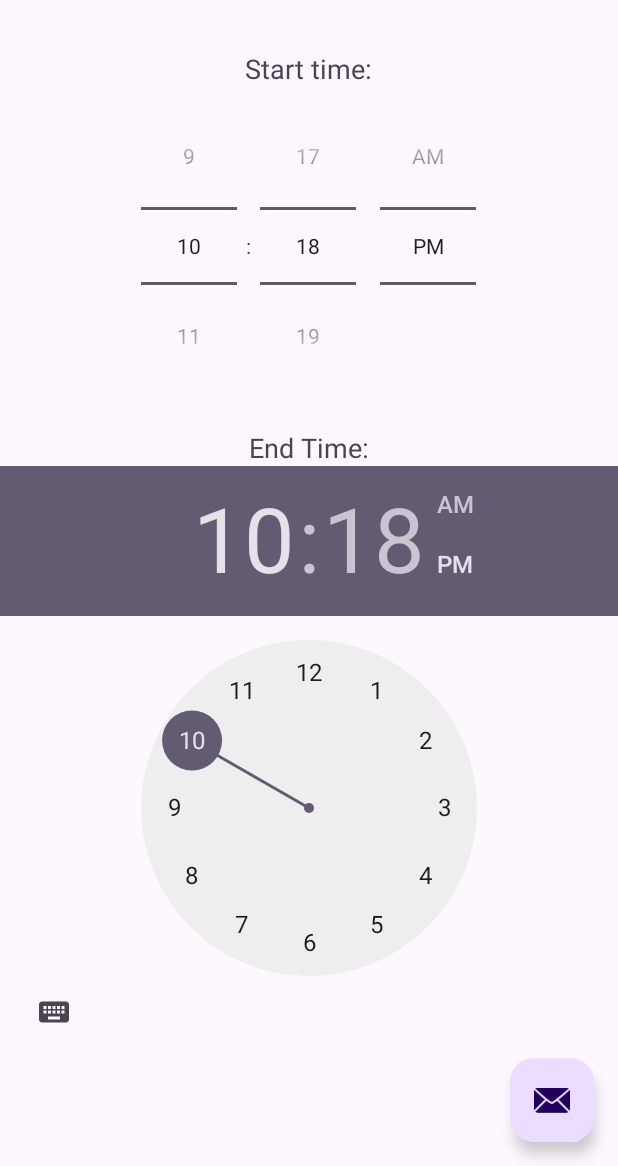
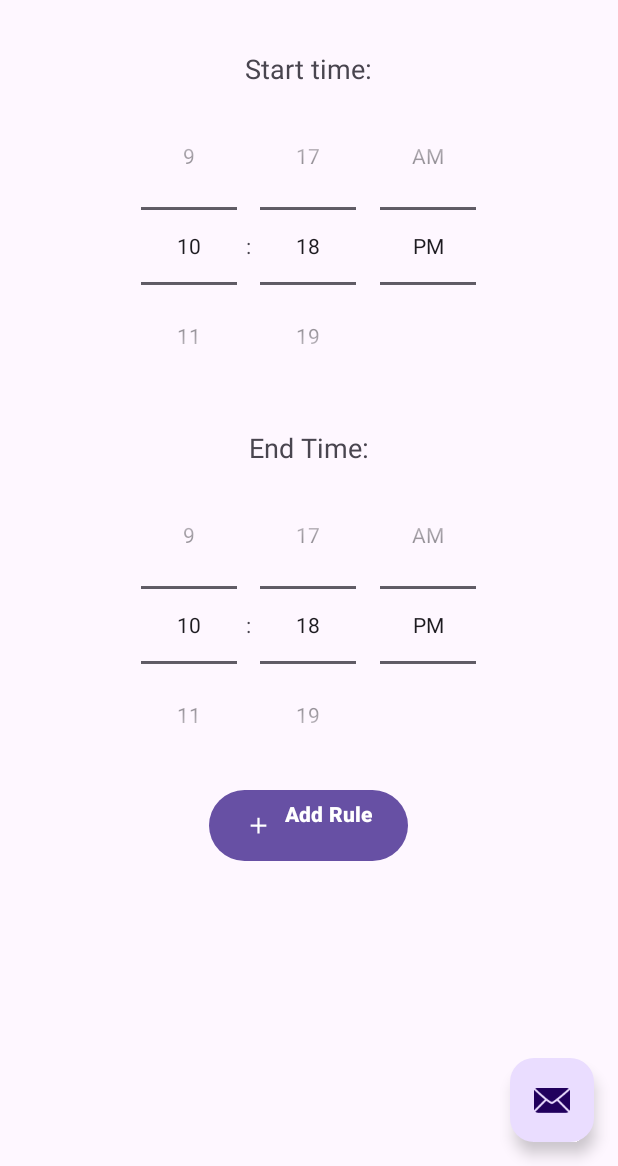
Before and after one commit to sdkkds2125/ShutApp, an Android app: the screen it shows after launch (MainActivity), on a phone screen of 412 x 824 dp, the part 70-1236 px from its top. Run offline under Robolectric (Android 15) with nearby library versions, the phone set to English and light mode, and no system bars.

Commit message:
added button

```diff
--- /dev/null
+++ b/app/src/main/res/drawable/baseline_add_24.xml
@@ -0,0 +1,5 @@
+<vector android:height="5dp" android:tint="#000000"
+    android:viewportHeight="24" android:viewportWidth="24"
+    android:width="5dp" xmlns:android="http://schemas.android.com/apk/res/android">
+    <path android:fillColor="@android:color/white" android:pathData="M19,13h-6v6h-2v-6H5v-2h6V5h2v6h6v2z"/>
+</vector>
--- a/app/src/main/res/layout/content_main.xml
+++ b/app/src/main/res/layout/content_main.xml
@@ -1,11 +1,11 @@
 <?xml version="1.0" encoding="utf-8"?>
-<LinearLayout
-    xmlns:android="http://schemas.android.com/apk/res/android"
+<LinearLayout xmlns:android="http://schemas.android.com/apk/res/android"
     xmlns:app="http://schemas.android.com/apk/res-auto"
     android:layout_width="match_parent"
     android:layout_height="match_parent"
     android:gravity="center_horizontal"
     android:orientation="vertical"
+    android:textAlignment="gravity"
     app:layout_behavior="@string/appbar_scrolling_view_behavior">
 
     <!--    <TextView-->
@@ -19,29 +19,27 @@
 
     <TextView
         android:id="@+id/tv_start"
-        android:text="@string/Start_text"
-        style="@style/multi_text_view_style" />
+        style="@style/multi_text_view_style"
+        android:text="@string/Start_text" />
 
 
     <TimePicker
         android:id="@+id/start_time"
         android:layout_width="wrap_content"
         android:layout_height="wrap_content"
-        android:timePickerMode="spinner"
-        />
+        android:timePickerMode="spinner" />
 
 
     <TextView
         android:id="@+id/tv_end"
-        android:text="@string/end_text"
-        style="@style/multi_text_view_style" />
+        style="@style/multi_text_view_style"
+        android:text="@string/end_text" />
 
     <TimePicker
         android:id="@+id/end_time"
         android:layout_width="wrap_content"
         android:layout_height="wrap_content"
-        android:timePickerMode="clock"
-        />
+        android:timePickerMode="spinner" />
     <!--    <EditText-->
     <!--        android:id="@+id/et_weight"-->
     <!--        android:hint="@string/hint_end"-->
@@ -50,4 +48,14 @@
     <!--        android:id="@+id/et_start"-->
     <!--        android:hint="@string/hint_start"-->
     <!--        style="@style/main_edit_text_style" />-->
+    <Button
+        android:id="@+id/add_button"
+        android:layout_width="wrap_content"
+        android:layout_height="wrap_content"
+
+
+        android:text="@string/add_button"
+        android:textAlignment="center"
+        android:textStyle="bold"
+        app:icon="@drawable/baseline_add_24" />
 </LinearLayout>
--- a/app/src/main/res/values/strings.xml
+++ b/app/src/main/res/values/strings.xml
@@ -48,4 +48,5 @@
     <string name="hint_start">12:00</string>
     <string name="end_text">End Time:</string>
     <string name="hint_end">6:00</string>
+    <string name="add_button">Add Rule\n</string>
 </resources>
```
Lines whose indentation alone changed are shown as unchanged.
